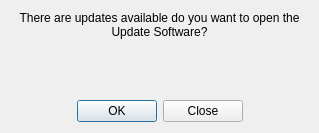
Qt form designer/update_notifier.ui (hmollercl/lubuntu-update-notifier-sandbox) before a commit.
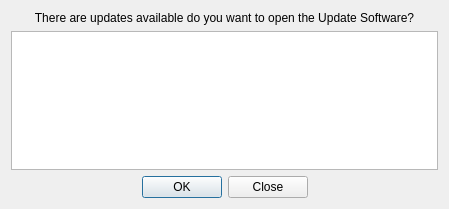
The same form after that commit.

What changed in the file:
```diff
--- a/designer/update_notifier.ui
+++ b/designer/update_notifier.ui
@@ -6,8 +6,8 @@
    <rect>
     <x>0</x>
     <y>0</y>
-    <width>319</width>
-    <height>133</height>
+    <width>449</width>
+    <height>209</height>
    </rect>
   </property>
   <property name="windowTitle">
@@ -29,6 +29,9 @@
        </property>
       </widget>
      </item>
+     <item>
+      <widget class="QTreeView" name="treeView"/>
+     </item>
      <item>
       <spacer name="verticalSpacer">
        <property name="orientation">
```
